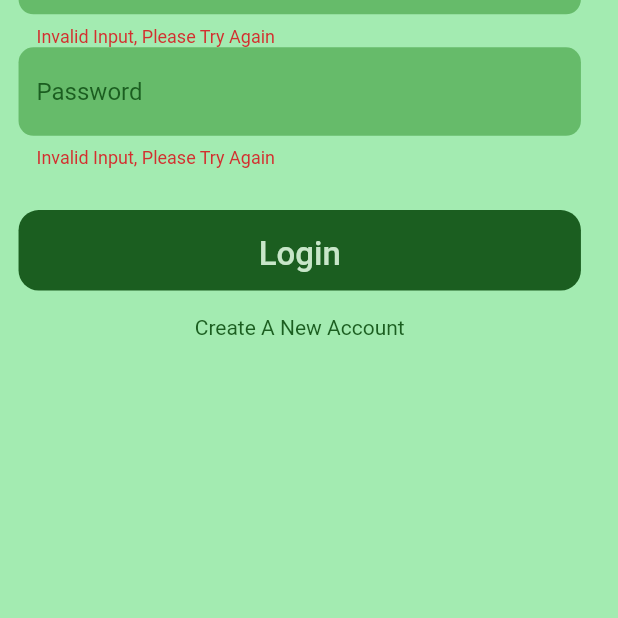
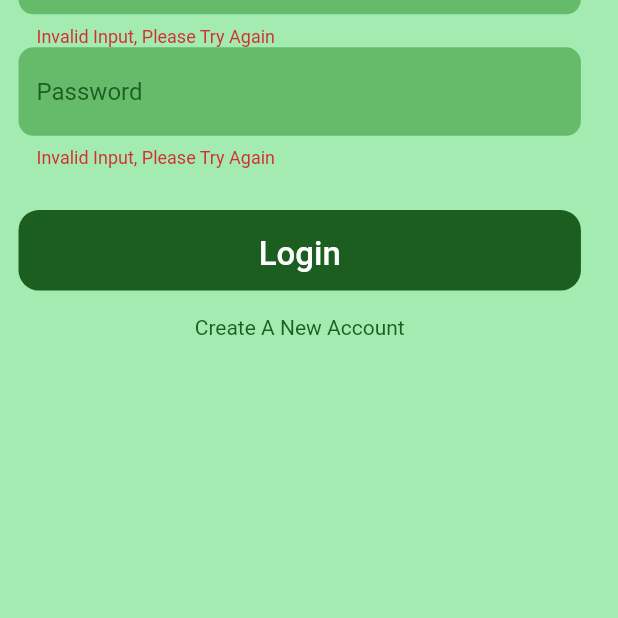
Before and after one commit to CD57/cherub, a Flutter app: the screen it shows after launch, after a tap on "Login", on a phone screen of 412 x 824 dp, the part 618-1236 px from its top. Run offline on Flutter 3.47's test engine with Material 2 defaults, Android fonts, the phone set to English and light mode, and no system bars; our stand-ins replace auto_size_text, cached_network_image, cloud_firestore, firebase_auth, firebase_core, firebase_storage and 7 more; missing offline and left inert: flutterfire_ui; accounts and stored records are empty.

Commit message:
Date Details Page

```diff
--- a/lib/pages/date_setup_page.dart
+++ b/lib/pages/date_setup_page.dart
@@ -9,7 +9,6 @@ import 'package:auto_size_text/auto_size_text.dart';
 import 'package:get_it/get_it.dart';
 import 'package:google_maps_flutter/google_maps_flutter.dart';
 import '../providers/auth_provider.dart';
-import '../providers/contacts_provider.dart';
 import '../services/database_service.dart';
 import '../widgets/top_bar_widget.dart';
 import '../widgets/user_input_widget.dart';
@@ -39,8 +38,6 @@ class _DateSetupPageState extends State<DateSetupPage> {
   Timestamp _dateTimeTS = Timestamp.fromDate(DateTime.now());
   Timestamp _checkinTimeTS = Timestamp.fromDate(DateTime.now());
   DateTime? _dayOfDateDT;
-  DateTime? _dateTimeDT;
-  DateTime? _checkInTimeDT;
   late LatLng _pickedLocation;
 
   final _dateDetailsFormKey = GlobalKey<FormState>();
--- a/lib/pages/dates_page.dart
+++ b/lib/pages/dates_page.dart
@@ -67,11 +67,11 @@ class _DatesPageState extends State<DatesPage> {
                 'My Dates',
                 primaryAction: IconButton(
                   icon: const Icon(
-                    Icons.keyboard_return_rounded,
+                    Icons.logout_sharp,
                     color: Color.fromARGB(255, 20, 133, 43),
                   ),
                   onPressed: () {
-                    _nav.goBack();
+                    _auth.logout();
                   },
                 ),
               ),
--- a/lib/pages/login_page.dart
+++ b/lib/pages/login_page.dart
@@ -29,6 +29,15 @@ class _LoginPageState extends State<LoginPage> {
   String? _password;
 
   @override
+  void initState() {
+    if (kDebugMode) {
+      print("login_page.dart - initState()");
+    }
+    _nav = GetIt.instance.get<NavigationService>();
+    super.initState();
+  }
+
+  @override
   Widget build(BuildContext context) {
     if (kDebugMode) {
       print("login_page.dart - build - begin");
@@ -36,7 +45,7 @@ class _LoginPageState extends State<LoginPage> {
     _deviceHeight = MediaQuery.of(context).size.height;
     _deviceWidth = MediaQuery.of(context).size.width;
     _auth = Provider.of<AuthProvider>(context);
-    _nav = GetIt.instance.get<NavigationService>();
+    // _nav = GetIt.instance.get<NavigationService>();
     _auth.logout;
     return _buildUI();
   }
@@ -132,10 +141,9 @@ class _LoginPageState extends State<LoginPage> {
           _loginFormKey.currentState!.save();
           await _auth.emailLogin(_email!, _password!);
         }
-        if (_auth.authorised)
-        {
+        if (_auth.authorised) {
           if (kDebugMode) {
-            print("login_page.dart - _loginButton() - User Not Authorised");
+            print("login_page.dart - _loginButton() - User Authorised");
           }
           _nav.removeAndGoToRoute('/home');
         }
--- a/lib/widgets/custom_button_widget.dart
+++ b/lib/widgets/custom_button_widget.dart
@@ -29,8 +29,8 @@ class CustomButton extends StatelessWidget {
         onPressed: () => onPressed(),
         child: Text(
           name,
-          style: TextStyle(
-              fontSize: 22, color: Colors.green.shade100, height: 1.5),
+          style: const TextStyle(
+              fontSize: 22, color: Colors.white, height: 1.5),
         ),
       ),
     );
```
Also changed, not shown: lib/pages/contacts_page.dart (+5 -2 lines), lib/pages/date_details_page.dart (added, +56 -0 lines), lib/pages/dates_menu_page.dart (+9 -3 lines), lib/pages/view_dates_page.dart (+22 -4 lines), lib/widgets/date_details_widget.dart (+8 -0 lines).
